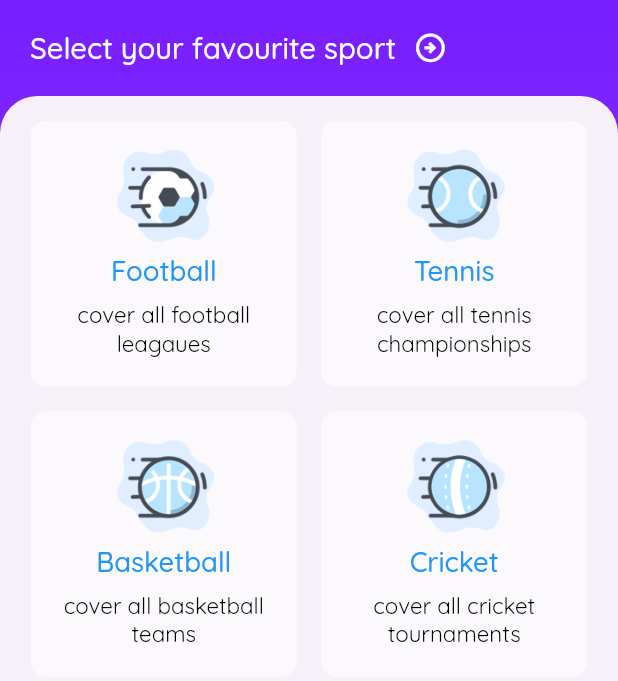
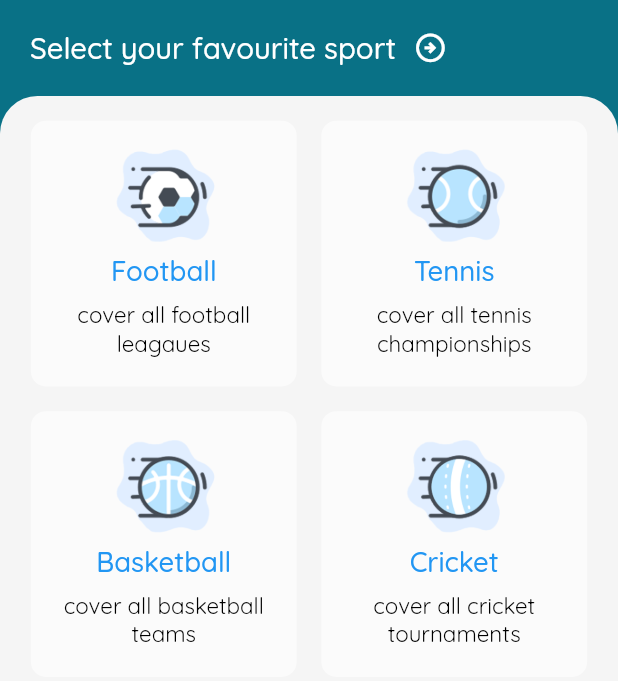
Before and after one commit to shalabycr7/sports_zone_app, a Flutter app: the screen it shows after launch, after a tap on "Skip", on a phone screen of 412 x 824 dp. Shown: the top 681 px of the screen. Run offline on Flutter 3.47's test engine with Material 2 defaults, Android fonts, the light colour scheme and no system bars; our stand-ins replace animated_splash_screen, bloc, cached_network_image, flutter_bloc, flutter_screenutil, flutter_svg and 4 more; network calls fail.

Commit message:
fixed teams screen

```diff
--- a/lib/main.dart
+++ b/lib/main.dart
@@ -50,8 +50,8 @@ class MyApp extends StatelessWidget {
               debugShowCheckedModeBanner: false,
               title: 'Sports Zone',
               theme: ThemeData(
-                primaryColor: const Color(0xFF6C63FF),
-                dialogBackgroundColor: const Color.fromARGB(255, 245, 240, 252),
+                primaryColor: const Color.fromARGB(255, 9, 113, 134),
+                dialogBackgroundColor: const Color.fromARGB(255, 245, 245, 245),
               ),
               home: AnimatedSplashScreen(
                   duration: 3000,
@@ -64,7 +64,7 @@ class MyApp extends StatelessWidget {
                       ? const HomeScreen()
                       : const OnBoardingScreen(),
                   splashTransition: SplashTransition.fadeTransition,
-                  backgroundColor: const Color.fromARGB(255, 245, 240, 252)));
+                  backgroundColor: const Color.fromARGB(255, 245, 245, 245)));
         },
       ),
     );
--- a/lib/screens/home_screen.dart
+++ b/lib/screens/home_screen.dart
@@ -39,7 +39,7 @@ class _HomeScreenState extends State<HomeScreen> with TickerProviderStateMixin {
     return SafeArea(
       child: Scaffold(
           body: Container(
-              decoration: blueGradient,
+              color: Color.fromARGB(255, 9, 113, 134),
               child: Column(
                 children: [
                   const Padding(
@@ -52,7 +52,7 @@ class _HomeScreenState extends State<HomeScreen> with TickerProviderStateMixin {
                       child: Container(
                           height: ScreenUtil().screenHeight * 4 / 5,
                           decoration: const BoxDecoration(
-                            color: Color.fromRGBO(246, 241, 248, 1),
+                            color: Color.fromARGB(255, 245, 245, 245),
                             borderRadius: BorderRadius.vertical(
                               top: Radius.circular(25),
                             ),
--- a/lib/screens/onboarding_screen.dart
+++ b/lib/screens/onboarding_screen.dart
@@ -38,7 +38,7 @@ class OnBoardingPageState extends State<OnBoardingScreen> {
           fontSize: 25.sp, color: Colors.black, fontWeight: FontWeight.w500),
       bodyTextStyle: bodyStyle,
       bodyPadding: const EdgeInsets.fromLTRB(16.0, 0.0, 16.0, 16.0),
-      pageColor: const Color.fromARGB(255, 245, 240, 252),
+      pageColor: const Color.fromARGB(255, 245, 245, 245),
       imagePadding: EdgeInsets.zero,
     );
 
@@ -46,7 +46,7 @@ class OnBoardingPageState extends State<OnBoardingScreen> {
       child: Scaffold(
         body: IntroductionScreen(
           key: introKey,
-          globalBackgroundColor: const Color.fromARGB(255, 245, 240, 252),
+          globalBackgroundColor: const Color.fromARGB(255, 245, 245, 245),
           allowImplicitScrolling: true,
           autoScrollDuration: 3000,
           infiniteAutoScroll: true,
--- a/lib/styles/gradient_decoration.dart
+++ b/lib/styles/gradient_decoration.dart
@@ -2,11 +2,8 @@ import 'package:flutter/material.dart';
 
 BoxDecoration blueGradient = const BoxDecoration(
   gradient: LinearGradient(
-    begin: Alignment.topCenter,
-    end: Alignment.bottomCenter,
-    colors: [
-      Color.fromARGB(255, 120, 30, 255),
-      Color.fromARGB(255, 175, 84, 255)
-    ],
+    begin: Alignment.topLeft,
+    end: Alignment.topRight,
+    colors: [Color(0xFF086375), Color.fromARGB(255, 12, 108, 128)],
   ),
 );
```
Also changed, not shown: lib/screens/Leagues_Screen.dart (+9 -5 lines), lib/screens/countries_screen.dart (+5 -3 lines), lib/screens/teams_scores_screen.dart (+34 -22 lines).
